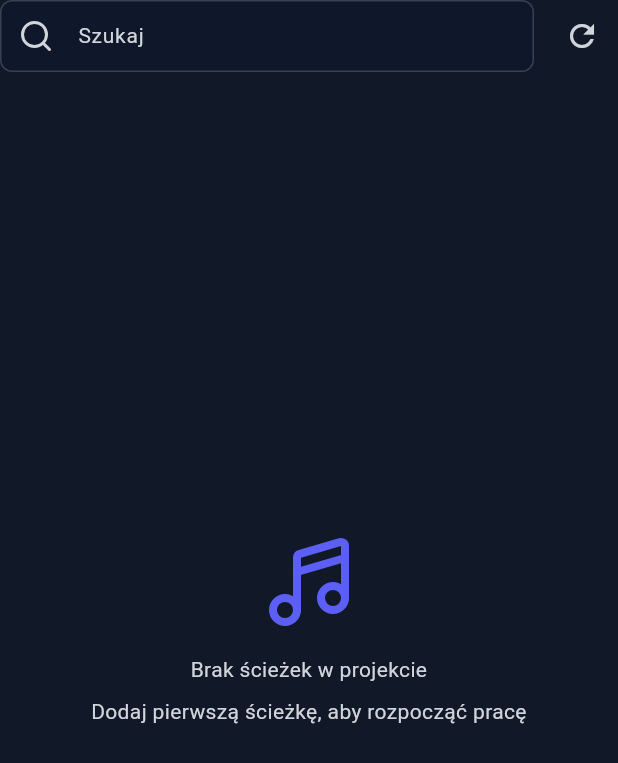
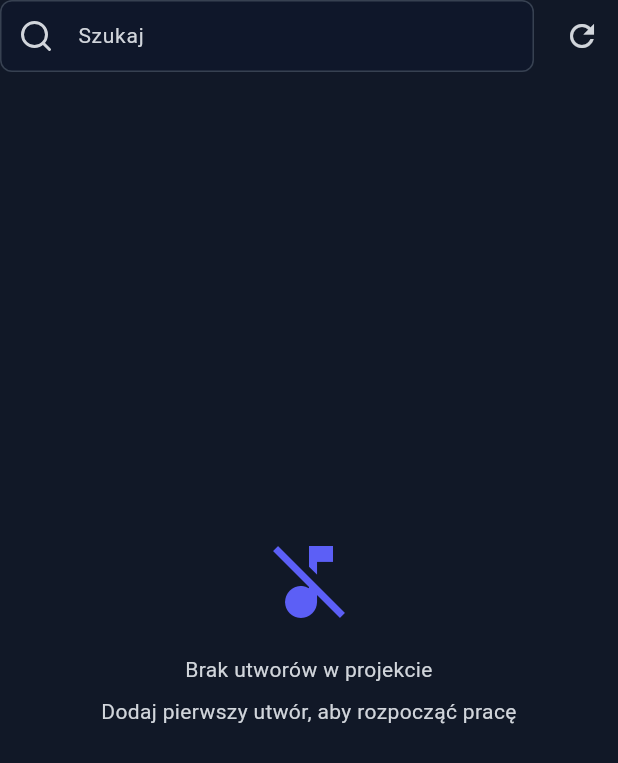
Before and after one commit to LislaV208/bandspace_mobile, a Flutter app: the ProjectTracksList widget shown alone on an empty page, opened directly with empty values, on a phone screen of 412 x 824 dp. Shown: the top 763 px of the screen. Run offline on Flutter 3.47's test engine with Material 3 defaults, Android fonts, the phone set to English and light mode, and no system bars; our stand-ins replace connectivity_plus, dio, equatable, file_picker, flutter_bloc, flutter_dotenv and 10 more; missing offline and left inert: remote_caching; accounts and stored records are empty.

Commit message:
Refactor ProjectTracksList UI text and icon; update Version model to handle nullable category

```diff
--- a/lib/features/project_detail/widgets/project_details/project_tracks_list.dart
+++ b/lib/features/project_detail/widgets/project_details/project_tracks_list.dart
@@ -19,7 +19,6 @@ class ProjectTracksList extends StatelessWidget {
         ? (state as ProjectTracksFiltered).filteredTracks
         : state.tracks;
 
-    // Gdy brak ścieżek, używamy struktury podobnej do ProjectsList._buildEmptyState()
     if (tracks.isEmpty) {
       return Column(
         children: [
@@ -174,18 +173,18 @@ class ProjectTracksList extends StatelessWidget {
             mainAxisAlignment: MainAxisAlignment.center,
             children: [
               Icon(
-                LucideIcons.music4, // Zmieniona ikona
+                Icons.music_off,
                 size: 64,
                 color: Theme.of(context).colorScheme.tertiary,
               ),
               const SizedBox(height: 16),
               const Text(
-                'Brak ścieżek w projekcie',
+                'Brak utworów w projekcie',
                 textAlign: TextAlign.center,
               ),
               const SizedBox(height: 8),
               const Text(
-                'Dodaj pierwszą ścieżkę, aby rozpocząć pracę',
+                'Dodaj pierwszy utwór, aby rozpocząć pracę',
                 textAlign: TextAlign.center,
               ),
             ],
```
Also changed, not shown: lib/shared/models/enums/version_category.dart (+9 -0 lines), lib/shared/models/version.dart (+4 -4 lines).
